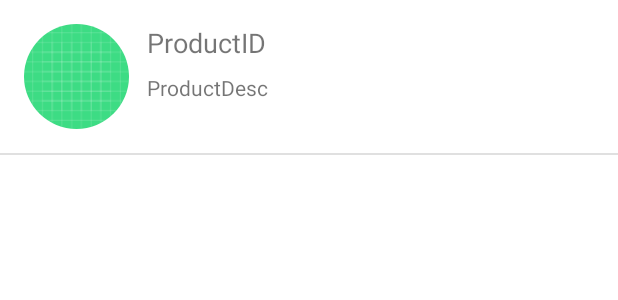
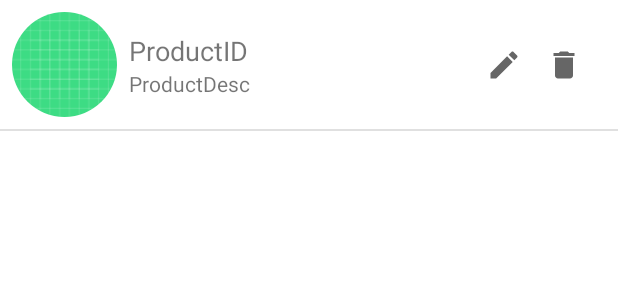
Before and after one commit to Linkeriyo/PracticaMercadoMunicipal, an Android app: the layout product_row.xml on its own in the app's theme, with its tools: preview values and no code run, on a phone screen of 412 x 824 dp. Shown: the top 300 px of the screen. Run offline under Robolectric (Android 15) with nearby library versions, the phone set to English and light mode, and no system bars; plain views replace CircularImageView.

Commit message:
layout editing

```diff
--- a/app/src/main/AndroidManifest.xml
+++ b/app/src/main/AndroidManifest.xml
@@ -11,9 +11,7 @@
         android:roundIcon="@mipmap/ic_launcher_round"
         android:supportsRtl="true"
         android:theme="@style/Theme.PracticaMercadoMunicipal">
-        <activity
-            android:name=".LoginActivity"
-            android:theme="@style/Theme.MaterialComponents.DayNight.NoActionBar" />
+        <activity android:name=".LoginActivity" />
         <activity android:name=".ProductsActivity" />
         <activity android:name=".StoresActivity" />
         <activity
--- /dev/null
+++ b/app/src/main/res/drawable/ic_baseline_delete_24.xml
@@ -0,0 +1,10 @@
+<vector xmlns:android="http://schemas.android.com/apk/res/android"
+    android:width="24dp"
+    android:height="24dp"
+    android:viewportWidth="24"
+    android:viewportHeight="24"
+    android:tint="?attr/colorControlNormal">
+  <path
+      android:fillColor="@android:color/white"
+      android:pathData="M6,19c0,1.1 0.9,2 2,2h8c1.1,0 2,-0.9 2,-2V7H6v12zM19,4h-3.5l-1,-1h-5l-1,1H5v2h14V4z"/>
+</vector>
--- /dev/null
+++ b/app/src/main/res/drawable/ic_baseline_edit_24.xml
@@ -0,0 +1,10 @@
+<vector xmlns:android="http://schemas.android.com/apk/res/android"
+    android:width="24dp"
+    android:height="24dp"
+    android:viewportWidth="24"
+    android:viewportHeight="24"
+    android:tint="?attr/colorControlNormal">
+  <path
+      android:fillColor="@android:color/white"
+      android:pathData="M3,17.25V21h3.75L17.81,9.94l-3.75,-3.75L3,17.25zM20.71,7.04c0.39,-0.39 0.39,-1.02 0,-1.41l-2.34,-2.34c-0.39,-0.39 -1.02,-0.39 -1.41,0l-1.83,1.83 3.75,3.75 1.83,-1.83z"/>
+</vector>
--- a/app/src/main/res/layout/product_row.xml
+++ b/app/src/main/res/layout/product_row.xml
@@ -9,19 +9,70 @@
 
     <androidx.constraintlayout.widget.ConstraintLayout
         android:id="@+id/constraintLayout"
-        android:layout_width="wrap_content"
+        android:layout_width="0dp"
         android:layout_height="wrap_content"
-        android:layout_marginStart="16dp"
-        android:layout_marginTop="16dp"
+        android:layout_marginStart="8dp"
+        android:layout_marginTop="8dp"
+        android:layout_marginEnd="8dp"
+        app:layout_constraintEnd_toEndOf="parent"
         app:layout_constraintStart_toStartOf="parent"
         app:layout_constraintTop_toTopOf="parent">
 
         <com.mikhaellopez.circularimageview.CircularImageView
+            android:id="@+id/circularImageView"
             android:layout_width="70dp"
             android:layout_height="70dp"
+            android:src="@drawable/ic_launcher_background"
+            app:civ_border="false"
             app:layout_constraintStart_toStartOf="parent"
-            app:layout_constraintTop_toTopOf="parent"
-            android:src="@drawable/ic_launcher_background"/>
+            app:layout_constraintTop_toTopOf="parent" />
+
+        <LinearLayout
+            android:layout_width="wrap_content"
+            android:layout_height="wrap_content"
+            android:layout_marginStart="8dp"
+            android:orientation="vertical"
+            app:layout_constraintBottom_toBottomOf="parent"
+            app:layout_constraintStart_toEndOf="@+id/circularImageView"
+            app:layout_constraintTop_toTopOf="parent">
+
+            <TextView
+                android:id="@+id/product_id_textview"
+                android:layout_width="wrap_content"
+                android:layout_height="wrap_content"
+                android:text="ProductID"
+                android:textSize="18sp" />
+
+            <TextView
+                android:id="@+id/product_desc_textview2"
+                android:layout_width="wrap_content"
+                android:layout_height="wrap_content"
+                android:text="ProductDesc" />
+
+        </LinearLayout>
+
+        <ImageButton
+            android:id="@+id/delete_store_button"
+            android:layout_width="wrap_content"
+            android:layout_height="wrap_content"
+            android:layout_marginEnd="16dp"
+            android:background="#00FFFFFF"
+            android:src="@drawable/ic_baseline_delete_24"
+            app:layout_constraintBottom_toBottomOf="parent"
+            app:layout_constraintEnd_toEndOf="parent"
+            app:layout_constraintTop_toTopOf="parent" />
+
+        <ImageButton
+            android:id="@+id/delete_store_button2"
+            android:layout_width="wrap_content"
+            android:layout_height="wrap_content"
+            android:layout_marginEnd="16dp"
+            android:background="#00FFFFFF"
+            android:src="@drawable/ic_baseline_edit_24"
+            app:layout_constraintBottom_toBottomOf="@+id/delete_store_button"
+            app:layout_constraintEnd_toStartOf="@+id/delete_store_button"
+            app:layout_constraintTop_toTopOf="@+id/delete_store_button"
+            app:layout_constraintVertical_bias="0.0" />
 
     </androidx.constraintlayout.widget.ConstraintLayout>
 
@@ -29,29 +80,10 @@
         android:id="@+id/divider"
         android:layout_width="match_parent"
         android:layout_height="1dp"
-        android:layout_marginTop="16dp"
+        android:layout_marginTop="8dp"
         android:background="?android:attr/listDivider"
         app:layout_constraintEnd_toEndOf="parent"
         app:layout_constraintStart_toStartOf="parent"
         app:layout_constraintTop_toBottomOf="@+id/constraintLayout" />
 
-    <TextView
-        android:id="@+id/product_id_textview"
-        android:layout_width="wrap_content"
-        android:layout_height="wrap_content"
-        android:layout_marginStart="12dp"
-        android:text="ProductID"
-        android:textSize="18sp"
-        app:layout_constraintStart_toEndOf="@+id/constraintLayout"
-        app:layout_constraintTop_toTopOf="@+id/constraintLayout" />
-
-    <TextView
-        android:id="@+id/product_desc_textview2"
-        android:layout_width="wrap_content"
-        android:layout_height="wrap_content"
-        android:layout_marginTop="8dp"
-        android:text="ProductDesc"
-        app:layout_constraintStart_toStartOf="@+id/product_id_textview"
-        app:layout_constraintTop_toBottomOf="@+id/product_id_textview" />
-
 </androidx.constraintlayout.widget.ConstraintLayout>
--- a/app/src/main/res/values/themes.xml
+++ b/app/src/main/res/values/themes.xml
@@ -1,6 +1,6 @@
 <resources xmlns:tools="http://schemas.android.com/tools">
     <!-- Base application theme. -->
-    <style name="Theme.PracticaMercadoMunicipal" parent="Theme.MaterialComponents.DayNight.DarkActionBar">
+    <style name="Theme.PracticaMercadoMunicipal" parent="Theme.MaterialComponents.DayNight.NoActionBar">
         <!-- Primary brand color. -->
         <item name="colorPrimary">@color/purple_500</item>
         <item name="colorPrimaryVariant">@color/purple_700</item>
@@ -16,5 +16,6 @@
 
     <style name="SplashScreenTheme" parent="Theme.MaterialComponents.DayNight.NoActionBar">
         <item name="android:windowBackground">@drawable/splash_screen_background</item>
+        <item name="android:statusBarColor">@color/white</item>
     </style>
 </resources>
```
Also changed, not shown: app/src/main/res/drawable/ic_baseline_add_business_24.xml (added, +16 -0 lines), app/src/main/res/drawable/ic_baseline_arrow_back_24.xml (added, +10 -0 lines), app/src/main/res/layout/activity_products.xml (+24 -2 lines), app/src/main/res/layout/activity_stores.xml (+29 -7 lines), app/src/main/res/layout/store_row.xml (+50 -19 lines), app/src/main/res/menu/stores_menu.xml (added, +12 -0 lines).
